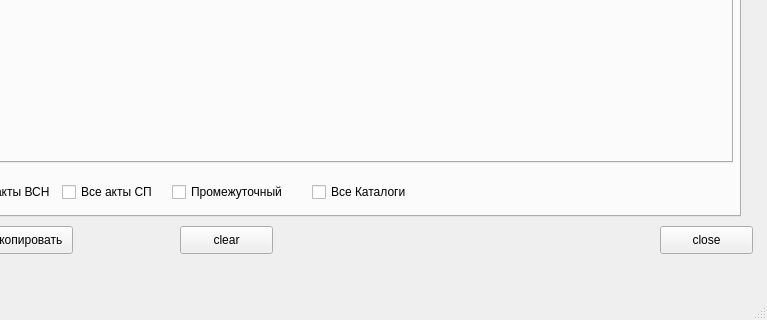
This is form/GRO.ui in SerNikOv/GRO as Qt 5 draws it before an edit; both pictures show x 340 to 1107 and y 534 to 854 of the 1107 by 854 pixel window. The edited form follows.
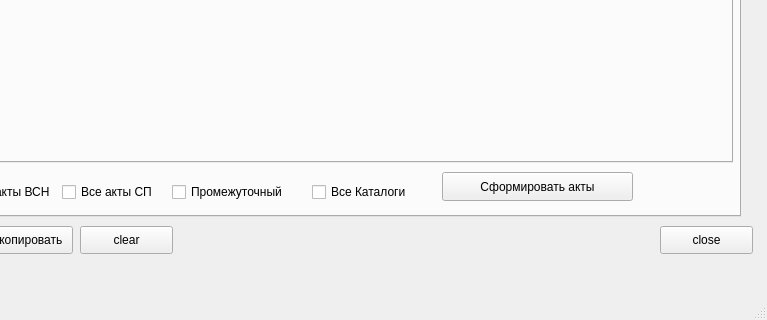
This is the edited form. Icons and pictures are not drawn.

```diff
--- a/form/GRO.ui
+++ b/form/GRO.ui
@@ -3597,6 +3597,26 @@
        <string>Промежуточный</string>
       </property>
      </widget>
+     <widget class="QPushButton" name="pushButtonSaveAct">
+      <property name="enabled">
+       <bool>true</bool>
+      </property>
+      <property name="geometry">
+       <rect>
+        <x>770</x>
+        <y>670</y>
+        <width>191</width>
+        <height>29</height>
+       </rect>
+      </property>
+      <property name="text">
+       <string>Сформировать акты</string>
+      </property>
+      <property name="icon">
+       <iconset>
+        <normaloff>../icons8-сохранить-48.png</normaloff>../icons8-сохранить-48.png</iconset>
+      </property>
+     </widget>
     </widget>
    </widget>
    <widget class="QPushButton" name="pushButtonOpenini">
@@ -3628,7 +3648,7 @@
    <widget class="QPushButton" name="pushButtonClear">
     <property name="geometry">
      <rect>
-      <x>520</x>
+      <x>420</x>
       <y>760</y>
       <width>93</width>
       <height>28</height>
```
